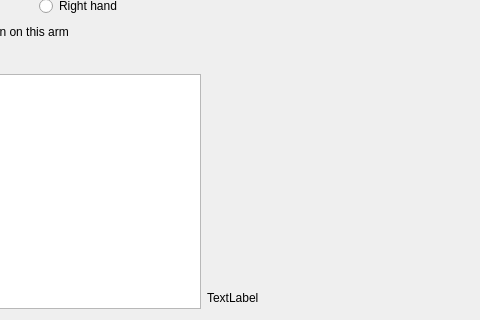
First picture: the form in src/ui/endrecording.ui, repository EuracBiomedicalResearch/DigitalSpiralography, before the edit; both pictures show x 221 to 701 and y 276 to 596 of the 1102 by 596 pixel window.
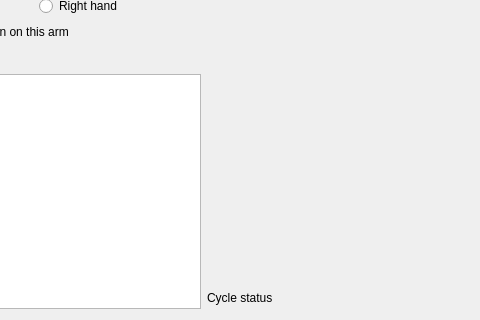
Second picture: the form after the edit.

Patch:
```diff
--- a/src/ui/endrecording.ui
+++ b/src/ui/endrecording.ui
@@ -325,7 +325,7 @@
      <item>
       <widget class="QLabel" name="next_hand_lbl">
        <property name="text">
-        <string>TextLabel</string>
+        <string notr="true">Cycle status</string>
        </property>
       </widget>
      </item>
```
